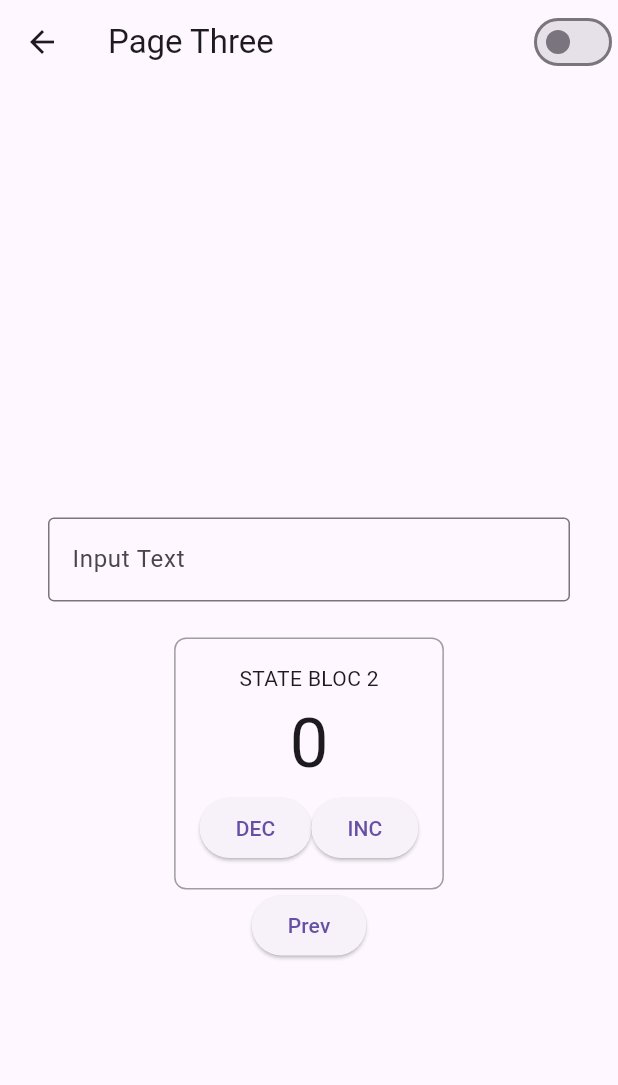
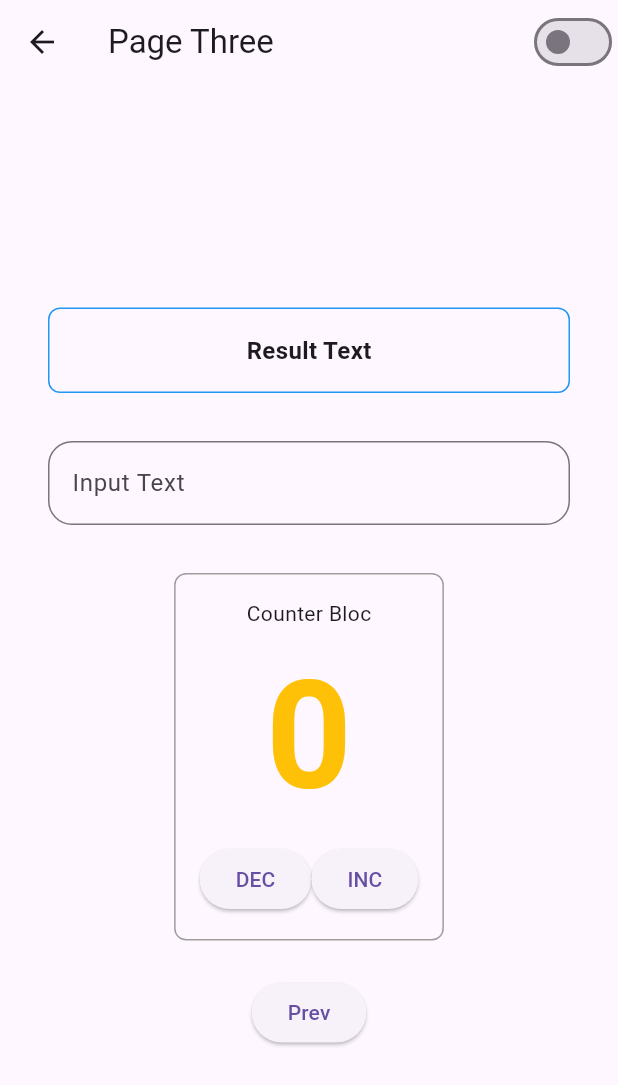
Before and after one commit to dimaswahyu-official/bloc_provider_scope, a Flutter app: the PageThreeView screen opened directly, on a phone screen of 412 x 824 dp. Shown: the top 1085 px of the screen. Run offline on Flutter 3.47's test engine with Material 3 defaults, Android fonts, the phone set to English and light mode, and no system bars; our stand-ins replace flutter_bloc.

Commit message:
update structure

```diff
--- a/lib/pages/page_one.dart
+++ b/lib/pages/page_one/page_one.dart
@@ -1,5 +1,5 @@
 import 'package:flutter/material.dart';
-import 'package:tutorial_bloc/theme_switcher.dart';
+import 'package:tutorial_bloc/widgets/theme_switcher.dart';
 
 class PageOne extends StatelessWidget {
   const PageOne({super.key});
--- a/lib/pages/page_three.dart
+++ /dev/null
@@ -1,100 +0,0 @@
-import 'package:flutter/material.dart';
-import 'package:flutter_bloc/flutter_bloc.dart';
-import 'package:tutorial_bloc/pages/counter/editext.dart';
-import 'package:tutorial_bloc/pages/page_two.dart';
-import 'package:tutorial_bloc/theme_switcher.dart';
-
-class PageThree extends StatelessWidget {
-  const PageThree({super.key});
-
-  @override
-  Widget build(BuildContext context) {
-    return BlocProvider(
-      create: (context) => EditTextBloc(),
-      child: PageThreeView(),
-    );
-  }
-}
-
-class PageThreeView extends StatelessWidget {
-  const PageThreeView({super.key});
-
-  @override
-  Widget build(BuildContext context) {
-    return Scaffold(
-      appBar: AppBar(
-        title: const Text('Page Three'),
-        actions: [ThemeSwitcher()],
-      ),
-      body: Center(
-        child: Column(
-          mainAxisSize: MainAxisSize.min,
-          children: [
-            HasilEdit(),
-            EditForm(),
-            RouteAccessPagewTwo(),
-            Row(
-              mainAxisSize: MainAxisSize.min,
-              children: [
-                ElevatedButton(
-                  onPressed: () {
-                    Navigator.of(context).pop();
-                  },
-                  child: Text("Prev"),
-                ),
-              ],
-            ),
-          ],
-        ),
-      ),
-    );
-  }
-}
-
-class EditForm extends StatelessWidget {
-  const EditForm({super.key});
-
-  @override
-  Widget build(BuildContext context) {
-    return BlocBuilder<EditTextBloc, String>(
-      builder: (context, state) {
-        return Padding(
-          padding: const EdgeInsets.symmetric(horizontal: 32, vertical: 24),
-          child: TextFormField(
-            initialValue: state,
-            decoration: InputDecoration(
-              border: OutlineInputBorder(),
-              labelText: 'Input Text',
-            ),
-            onChanged: (value) {
-              context.read<EditTextBloc>().edit(value);
-            },
-          ),
-        );
-      },
-    );
-  }
-}
-
-class HasilEdit extends StatelessWidget {
-  const HasilEdit({super.key});
-
-  @override
-  Widget build(BuildContext context) {
-    return BlocBuilder<EditTextBloc, String>(
-      builder: (context, state) {
-        return Padding(
-          padding: const EdgeInsets.symmetric(horizontal: 32, vertical: 24),
-          child: Text(
-            state,
-            style: TextStyle(
-              fontSize: 24,
-              fontWeight: FontWeight.bold,
-              color: Colors.blue,
-            ),
-          ),
-        );
-      },
-    );
-  }
-}
--- a/lib/pages/counter/editext.dart
+++ b/lib/pages/page_three/bloc/editext_bloc.dart
@@ -1,13 +1,13 @@
 import 'package:flutter_bloc/flutter_bloc.dart';
 import 'package:tutorial_bloc/main.dart';
-import 'package:tutorial_bloc/theme/theme_bloc.dart';
+import 'package:tutorial_bloc/bloc/theme/theme_bloc.dart';
 
 class EditTextBloc extends Cubit<String> {
   EditTextBloc() : super("");
   void edit(String newText) {
     emit(newText);
     globalContext.currentContext!.read<ThemeBloc>().add(
-      ThemeSetIsDark(isDark: newText.length > 5),
+      ThemeSetIsDark(isDark: (newText.length % 6) > 3),
     );
   }
 }
--- /dev/null
+++ b/lib/pages/page_three/page_three.dart
@@ -0,0 +1,59 @@
+import 'package:flutter/material.dart';
+import 'package:flutter_bloc/flutter_bloc.dart';
+import 'package:tutorial_bloc/pages/page_three/bloc/editext_bloc.dart';
+import 'package:tutorial_bloc/pages/page_two/page_two.dart';
+import 'package:tutorial_bloc/widgets/theme_switcher.dart';
+
+part './part/edit_form.dart';
+part './part/result_text.dart';
+
+class PageThree extends StatelessWidget {
+  const PageThree({super.key});
+
+  @override
+  Widget build(BuildContext context) {
+    return BlocProvider(
+      create: (context) => EditTextBloc(),
+      child: PageThreeView(),
+    );
+  }
+}
+
+class PageThreeView extends StatelessWidget {
+  const PageThreeView({super.key});
+
+  @override
+  Widget build(BuildContext context) {
+    return Scaffold(
+      appBar: AppBar(
+        title: const Text('Page Three'),
+        actions: [ThemeSwitcher()],
+      ),
+      body: Center(
+        child: SingleChildScrollView(
+          child: Column(
+            mainAxisSize: MainAxisSize.min,
+            children: [
+              ResultText(),
+              EditForm(),
+              SizedBox(height: 24),
+              CounterView(),
+              SizedBox(height: 24),
+              Row(
+                mainAxisSize: MainAxisSize.min,
+                children: [
+                  ElevatedButton(
+                    onPressed: () {
+                      Navigator.of(context).pop();
+                    },
+                    child: Text("Prev"),
+                  ),
+                ],
+              ),
+            ],
+          ),
+        ),
+      ),
+    );
+  }
+}
--- /dev/null
+++ b/lib/pages/page_three/part/edit_form.dart
@@ -0,0 +1,32 @@
+part of '../page_three.dart';
+
+class EditForm extends StatelessWidget {
+  const EditForm({super.key});
+
+  @override
+  Widget build(BuildContext context) {
+    return BlocBuilder<EditTextBloc, String>(
+      builder: (context, state) {
+        return Container(
+          width:
+              MediaQuery.of(context).size.width > 380 ? 380 : double.infinity,
+          margin: const EdgeInsets.symmetric(horizontal: 32, vertical: 8),
+          child: TextFormField(
+            initialValue: state,
+            keyboardType: TextInputType.multiline,
+            maxLines: null,
+            decoration: InputDecoration(
+              border: OutlineInputBorder(
+                borderRadius: BorderRadius.circular(16),
+              ),
+              labelText: 'Input Text',
+            ),
+            onChanged: (value) {
+              context.read<EditTextBloc>().edit(value);
+            },
+          ),
+        );
+      },
+    );
+  }
+}
--- /dev/null
+++ b/lib/pages/page_three/part/result_text.dart
@@ -0,0 +1,42 @@
+part of '../page_three.dart';
+
+class ResultText extends StatelessWidget {
+  const ResultText({super.key});
+
+  @override
+  Widget build(BuildContext context) {
+    return BlocBuilder<EditTextBloc, String>(
+      builder: (context, state) {
+        return Container(
+          width:
+              MediaQuery.of(context).size.width > 380 ? 380 : double.infinity,
+          decoration: BoxDecoration(
+            border: Border.all(color: Colors.blue),
+            borderRadius: BorderRadius.circular(8),
+          ),
+          margin: const EdgeInsets.symmetric(horizontal: 32, vertical: 24),
+          padding: const EdgeInsets.symmetric(horizontal: 16, vertical: 16),
+          child: Column(
+            mainAxisSize: MainAxisSize.min,
+            children: [
+              Text(
+                "Result Text",
+                style: TextStyle(fontSize: 16, fontWeight: FontWeight.bold),
+              ),
+              state.isEmpty
+                  ? SizedBox()
+                  : Text(
+                    state,
+                    style: TextStyle(
+                      fontSize: 24,
+                      fontWeight: FontWeight.bold,
+                      color: Colors.blue,
+                    ),
+                  ),
+            ],
+          ),
+        );
+      },
+    );
+  }
+}
--- a/lib/pages/page_two.dart
+++ b/lib/pages/page_two/page_two.dart
@@ -1,8 +1,10 @@
 import 'package:flutter/material.dart';
 import 'package:flutter_bloc/flutter_bloc.dart';
-import 'package:tutorial_bloc/pages/counter/counter_bloc.dart';
-import 'package:tutorial_bloc/pages/page_three.dart';
-import 'package:tutorial_bloc/theme_switcher.dart';
+import 'package:tutorial_bloc/pages/page_two/bloc/counter_bloc.dart';
+import 'package:tutorial_bloc/pages/page_three/page_three.dart';
+import 'package:tutorial_bloc/widgets/theme_switcher.dart';
+
+part './part/counter_view.dart';
 
 class PageTwo extends StatelessWidget {
   const PageTwo({super.key});
@@ -27,7 +29,8 @@ class PageTwoView extends StatelessWidget {
         child: Column(
           mainAxisSize: MainAxisSize.min,
           children: [
-            RouteAccessPagewTwo(),
+            CounterView(),
+            SizedBox(height: 24),
             Row(
               mainAxisSize: MainAxisSize.min,
               children: [
@@ -60,46 +63,3 @@ class PageTwoView extends StatelessWidget {
     );
   }
 }
-
-class RouteAccessPagewTwo extends StatelessWidget {
-  const RouteAccessPagewTwo({super.key});
-
-  @override
-  Widget build(BuildContext context) {
-    return Container(
-      padding: EdgeInsets.all(16),
-
-      decoration: BoxDecoration(
-        border: Border.all(color: Colors.grey),
-        borderRadius: BorderRadius.circular(8),
-      ),
-      child: Column(
-        children: [
-          Text("STATE BLOC 2"),
-          BlocBuilder<CounterBloc, int>(
-            builder: (context, state) {
-              return Text("$state", style: TextStyle(fontSize: 46));
-            },
-          ),
-          Row(
-            mainAxisSize: MainAxisSize.min,
-            children: [
-              ElevatedButton(
-                onPressed: () {
-                  context.read<CounterBloc>().decrement();
-                },
-                child: Text("DEC"),
-              ),
-              ElevatedButton(
-                onPressed: () {
-                  context.read<CounterBloc>().increment();
-                },
-                child: Text("INC"),
-              ),
-            ],
-          ),
-        ],
-      ),
-    );
-  }
-}
--- /dev/null
+++ b/lib/pages/page_two/part/counter_view.dart
@@ -0,0 +1,51 @@
+part of '../page_two.dart';
+
+class CounterView extends StatelessWidget {
+  const CounterView({super.key});
+
+  @override
+  Widget build(BuildContext context) {
+    return Container(
+      padding: EdgeInsets.all(16),
+
+      decoration: BoxDecoration(
+        border: Border.all(color: Colors.grey),
+        borderRadius: BorderRadius.circular(8),
+      ),
+      child: Column(
+        children: [
+          Text("Counter Bloc"),
+          BlocBuilder<CounterBloc, int>(
+            builder: (context, state) {
+              return Text(
+                "$state",
+                style: TextStyle(
+                  fontSize: 100,
+                  fontWeight: FontWeight.bold,
+                  color: Colors.amber,
+                ),
+              );
+            },
+          ),
+          Row(
+            mainAxisSize: MainAxisSize.min,
+            children: [
+              ElevatedButton(
+                onPressed: () {
+                  context.read<CounterBloc>().decrement();
+                },
+                child: Text("DEC"),
+              ),
+              ElevatedButton(
+                onPressed: () {
+                  context.read<CounterBloc>().increment();
+                },
+                child: Text("INC"),
+              ),
+            ],
+          ),
+        ],
+      ),
+    );
+  }
+}
--- a/lib/theme_switcher.dart
+++ b/lib/widgets/theme_switcher.dart
@@ -1,6 +1,6 @@
 import 'package:flutter/material.dart';
 import 'package:flutter_bloc/flutter_bloc.dart';
-import 'package:tutorial_bloc/theme/theme_bloc.dart';
+import 'package:tutorial_bloc/bloc/theme/theme_bloc.dart';
 
 class ThemeSwitcher extends StatelessWidget {
   const ThemeSwitcher({super.key});
```
Also changed, not shown: lib/main.dart (+4 -14 lines), lib/bloc/theme/theme_bloc.dart (renamed from lib/theme/theme_bloc.dart), lib/bloc/theme/theme_event.dart (renamed from lib/theme/theme_event.dart), lib/bloc/theme/theme_state.dart (renamed from lib/theme/theme_state.dart), lib/pages/page_two/bloc/counter_bloc.dart (renamed from lib/pages/counter/counter_bloc.dart), 1 other file.
